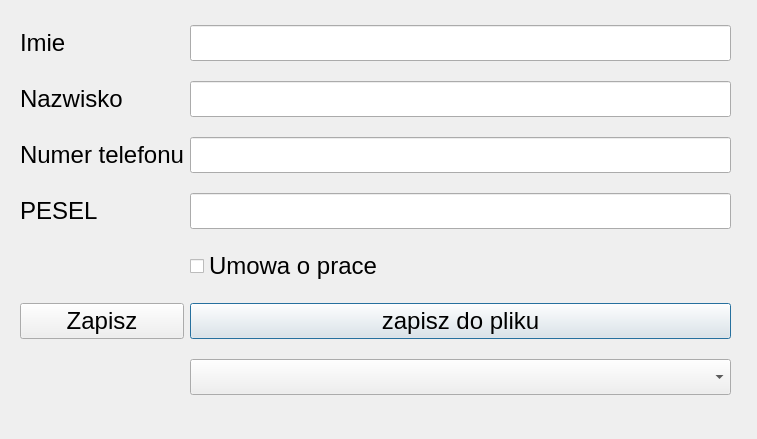
The window that layout.ui (meqiu12344/employees_PyQt) describes before a commit, drawn with Qt 5.
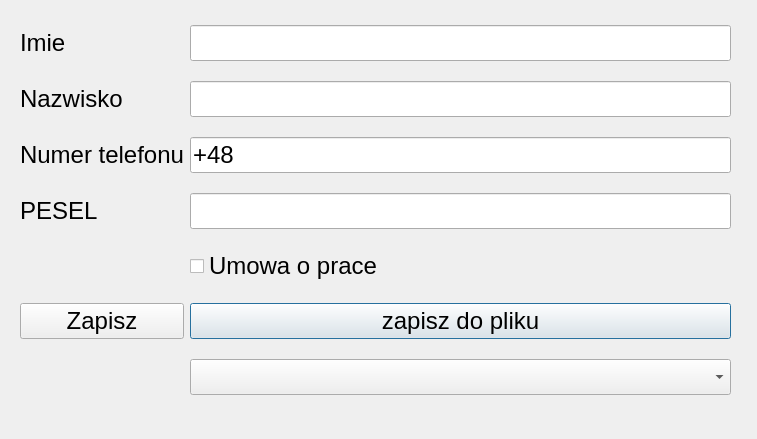
The same window after the commit.

Diff of the .ui file:
```diff
--- a/layout.ui
+++ b/layout.ui
@@ -114,6 +114,9 @@
         <pointsize>18</pointsize>
        </font>
       </property>
+      <property name="inputMask">
+       <string>+48 999 999 999</string>
+      </property>
       <property name="maxLength">
        <number>9</number>
       </property>
```
Left out of the diff: 2 changed lines with no effect on the pictures.
